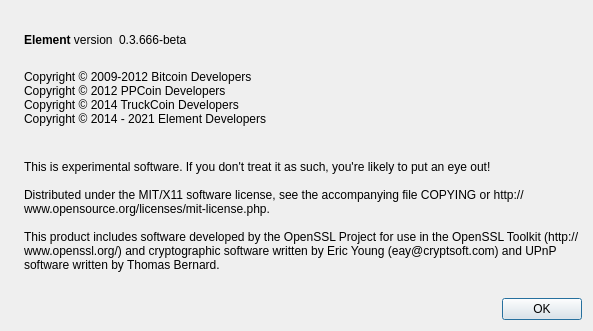
First picture: the form in src/qt/forms/aboutdialog.ui, repository scificrypto/HyperStake, before the edit.
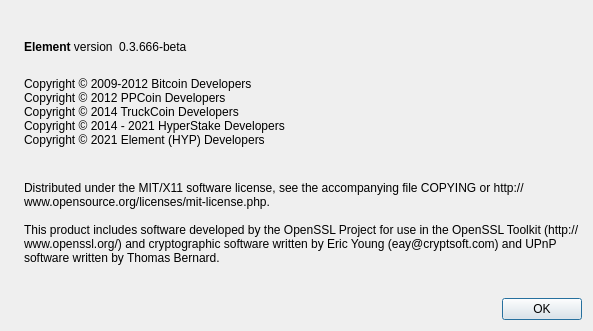
Second picture: the form after the edit. Icons and pictures are not drawn.

Commit message: toolbar alignment

Patch:
```diff
--- a/src/qt/forms/aboutdialog.ui
+++ b/src/qt/forms/aboutdialog.ui
@@ -95,7 +95,8 @@
 Copyright © 2009-2012 Bitcoin Developers
 Copyright © 2012 PPCoin Developers
 Copyright © 2014 TruckCoin Developers 
-Copyright © 2014 - 2021 Element Developers
+Copyright © 2014 - 2021 HyperStake Developers
+Copyright © 2021 Element (HYP) Developers
 </string>
        </property>
        <property name="textInteractionFlags">
@@ -110,8 +111,6 @@
        </property>
        <property name="text">
         <string>
-This is experimental software. If you don't treat it as such, you're likely to put an eye out!
-
 Distributed under the MIT/X11 software license, see the accompanying file COPYING or http://www.opensource.org/licenses/mit-license.php.
 
 This product includes software developed by the OpenSSL Project for use in the OpenSSL Toolkit (http://www.openssl.org/) and cryptographic software written by Eric Young (eay@cryptsoft.com) and UPnP software written by Thomas Bernard.</string>
```
The commit also changes 5 other files.
